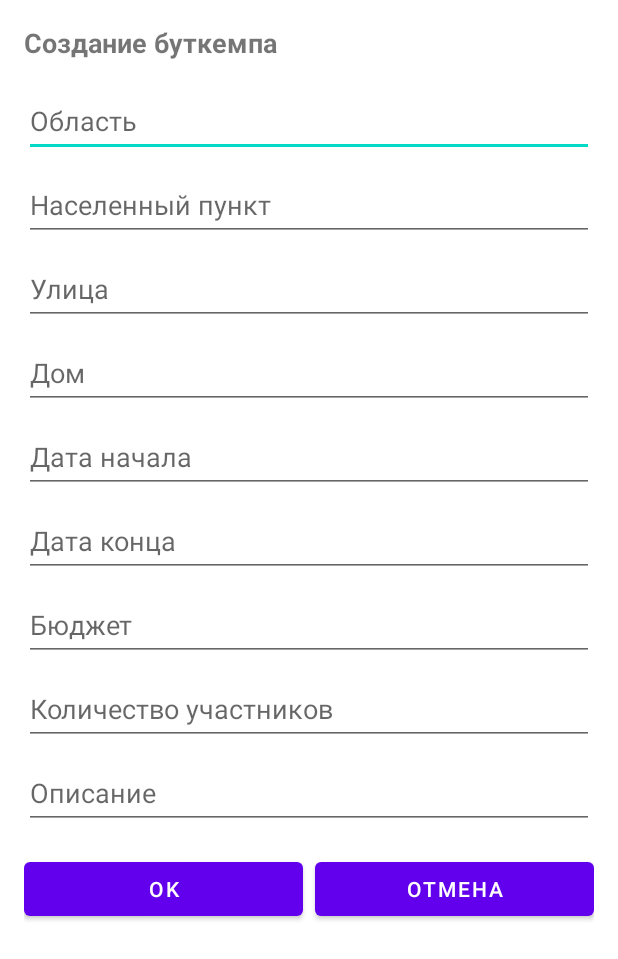
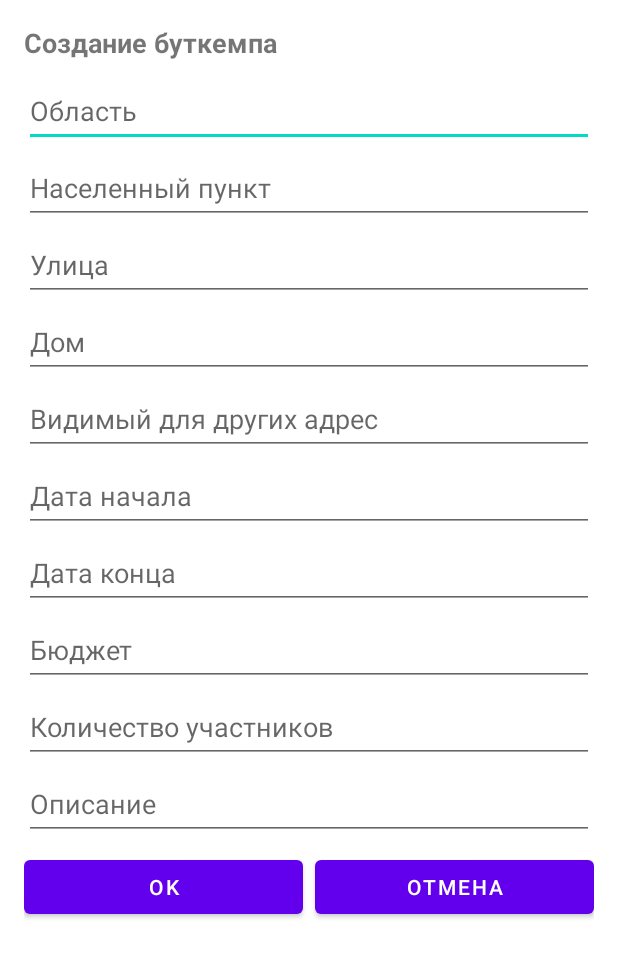
Before and after one commit to Zarudnev-Alexandr/BChat, an Android app: the layout modal_bootcamp.xml on its own in the app's theme, with its tools: preview values and no code run, on a phone screen of 412 x 824 dp. Shown: the top 959 px of the screen. Run offline under Robolectric (Android 15) with nearby library versions, the phone set to English and light mode, and no system bars.

Commit message:
My Curly Hero

```diff
--- a/mobile/app/src/main/java/com/example/bchatmobile/MyBootcampAdapter.java
+++ b/mobile/app/src/main/java/com/example/bchatmobile/MyBootcampAdapter.java
@@ -43,7 +43,8 @@ public class MyBootcampAdapter extends ArrayAdapter<Bootcamp> {
         }
 
         TextView budgetTextView = convertView.findViewById(R.id.budgetTextView);
-        TextView membersCountTextView = convertView.findViewById(R.id.membersCountTextView);
+        TextView currentMembersCountTextView = convertView.findViewById(R.id.membersCountTextView);
+        TextView membersCountTextView = convertView.findViewById(R.id.maxMembersCountTextView);
         TextView addressTextView = convertView.findViewById(R.id.addressTextView);
         TextView startTimeTextView = convertView.findViewById(R.id.startTimeTextView);
         TextView endTimeTextView = convertView.findViewById(R.id.endTimeTextView);
@@ -54,7 +55,8 @@ public class MyBootcampAdapter extends ArrayAdapter<Bootcamp> {
 
 
         budgetTextView.setText("Бюджет: " + bootcamp.getBudget());
-        membersCountTextView.setText("Количество участников: " + bootcamp.getMembers_count());
+        currentMembersCountTextView.setText("Количество участников: " + bootcamp.getCurrent_members_count());
+        membersCountTextView.setText("из " + bootcamp.getMembers_count());
         addressTextView.setText("Адрес: " + bootcamp.getAddress());
 
         String dateTimeString = bootcamp.getStart_time();
--- a/mobile/app/src/main/java/com/example/bchatmobile/MyMemberBootcampAdapter.java
+++ b/mobile/app/src/main/java/com/example/bchatmobile/MyMemberBootcampAdapter.java
@@ -41,7 +41,8 @@ public class MyMemberBootcampAdapter extends ArrayAdapter<Bootcamp> {
         }
 
         TextView budgetTextView = convertView.findViewById(R.id.budgetTextView);
-        TextView membersCountTextView = convertView.findViewById(R.id.membersCountTextView);
+        TextView currentMembersCountTextView = convertView.findViewById(R.id.membersCountTextView);
+        TextView membersCountTextView = convertView.findViewById(R.id.maxMembersCountTextView);
         TextView addressTextView = convertView.findViewById(R.id.addressTextView);
         TextView startTimeTextView = convertView.findViewById(R.id.startTimeTextView);
         TextView endTimeTextView = convertView.findViewById(R.id.endTimeTextView);
@@ -52,7 +53,8 @@ public class MyMemberBootcampAdapter extends ArrayAdapter<Bootcamp> {
 
 
         budgetTextView.setText("Бюджет: " + bootcamp.getBudget());
-        membersCountTextView.setText("Количество участников: " + bootcamp.getMembers_count());
+        currentMembersCountTextView.setText("Количество участников: " + bootcamp.getCurrent_members_count());
+        membersCountTextView.setText("из " + bootcamp.getMembers_count());
         addressTextView.setText("Адрес: " + bootcamp.getAddress());
 
         String dateTimeString = bootcamp.getStart_time();
--- a/mobile/app/src/main/res/layout/modal_bootcamp.xml
+++ b/mobile/app/src/main/res/layout/modal_bootcamp.xml
@@ -12,14 +12,14 @@
             android:text="Создание буткемпа"
             android:textSize="18sp"
             android:textStyle="bold"
-            android:layout_marginBottom="16dp"/>
+            android:layout_marginBottom="9dp"/>
 
         <EditText
             android:id="@+id/regionEditText"
             android:layout_width="match_parent"
             android:layout_height="wrap_content"
             android:layout_below="@+id/titleTextView"
-            android:layout_marginBottom="8dp"
+            android:layout_marginBottom="3dp"
             android:hint="Область"
             android:minHeight="48dp" />
 
@@ -28,7 +28,7 @@
             android:layout_width="match_parent"
             android:layout_height="wrap_content"
             android:layout_below="@+id/regionEditText"
-            android:layout_marginBottom="8dp"
+            android:layout_marginBottom="3dp"
             android:hint="Населенный пункт"
             android:minHeight="48dp" />
 
@@ -37,7 +37,7 @@
             android:layout_width="match_parent"
             android:layout_height="wrap_content"
             android:layout_below="@+id/localityEditText"
-            android:layout_marginBottom="8dp"
+            android:layout_marginBottom="3dp"
             android:hint="Улица"
             android:minHeight="48dp" />
 
@@ -46,16 +46,25 @@
             android:layout_width="match_parent"
             android:layout_height="wrap_content"
             android:layout_below="@+id/streetEditText"
-            android:layout_marginBottom="8dp"
+            android:layout_marginBottom="3dp"
             android:hint="Дом"
+            android:minHeight="48dp" />
+
+        <EditText
+            android:id="@+id/VisibleAddressText"
+            android:layout_width="match_parent"
+            android:layout_height="wrap_content"
+            android:layout_below="@+id/houseEditText"
+            android:layout_marginBottom="3dp"
+            android:hint="Видимый для других адрес"
             android:minHeight="48dp" />
 
         <EditText
             android:id="@+id/startDateEditText"
             android:layout_width="match_parent"
             android:layout_height="wrap_content"
-            android:layout_below="@+id/houseEditText"
-            android:layout_marginBottom="8dp"
+            android:layout_below="@+id/VisibleAddressText"
+            android:layout_marginBottom="3dp"
             android:hint="Дата начала"
             android:minHeight="48dp" />
 
@@ -64,7 +73,7 @@
             android:layout_width="match_parent"
             android:layout_height="wrap_content"
             android:layout_below="@+id/startDateEditText"
-            android:layout_marginBottom="8dp"
+            android:layout_marginBottom="3dp"
             android:hint="Дата конца"
             android:minHeight="48dp" />
 
@@ -73,7 +82,7 @@
             android:layout_width="match_parent"
             android:layout_height="wrap_content"
             android:layout_below="@+id/endDateEditText"
-            android:layout_marginBottom="8dp"
+            android:layout_marginBottom="3dp"
             android:hint="Бюджет"
             android:minHeight="48dp" />
 
@@ -82,7 +91,7 @@
             android:layout_width="match_parent"
             android:layout_height="wrap_content"
             android:layout_below="@+id/budgetEditText"
-            android:layout_marginBottom="8dp"
+            android:layout_marginBottom="3dp"
             android:hint="Количество участников"
             android:minHeight="48dp" />
 
@@ -91,7 +100,7 @@
             android:layout_width="match_parent"
             android:layout_height="wrap_content"
             android:layout_below="@+id/membersCountEditText"
-            android:layout_marginBottom="16dp"
+            android:layout_marginBottom="7dp"
             android:hint="Описание"
             android:minHeight="48dp" />
 
```
Also changed, not shown: mobile/app/src/main/java/com/example/bchatmobile/ApplicationModalFragment.java (+26 -4 lines), mobile/app/src/main/java/com/example/bchatmobile/Bootcamp.java (+22 -2 lines), mobile/app/src/main/java/com/example/bchatmobile/BootcampAdaper.java (+5 -8 lines), mobile/app/src/main/java/com/example/bchatmobile/BootcampFragment.java (+9 -3 lines), mobile/app/src/main/java/com/example/bchatmobile/ModalBootcamp.java (+6 -2 lines), mobile/app/src/main/res/layout/bootcamp_prof_item.xml (+19 -5 lines), mobile/app/src/main/res/layout/my_bootcamp_item.xml (+19 -5 lines), mobile/app/src/main/res/layout/my_bootcamp_member_item.xml (+19 -5 lines).
